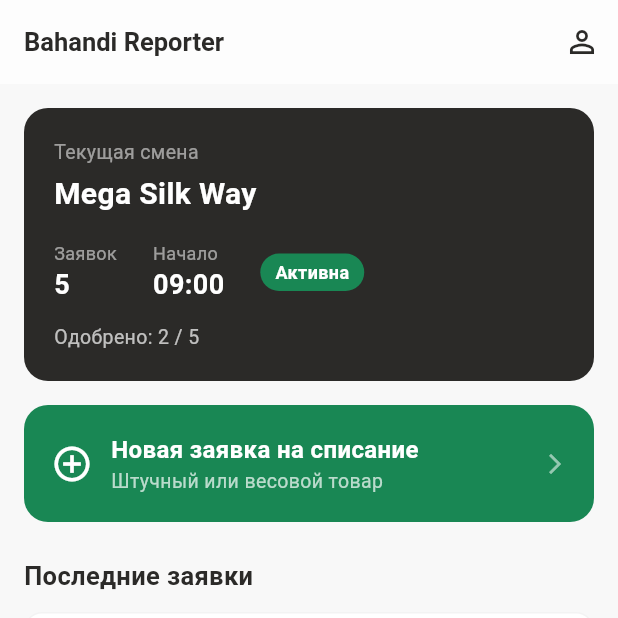
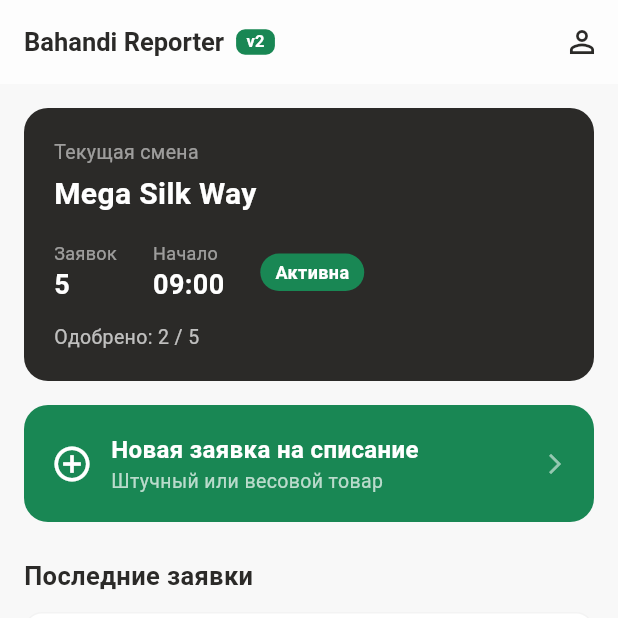
Before and after one commit to an8kk/HackathonProj, a Flutter app: the DashboardScreen screen opened by its route, on a phone screen of 412 x 824 dp, the top half of it. Run offline on Flutter 3.47's test engine with Material 3 defaults, Android fonts, the light colour scheme and no system bars; our stand-ins replace go_router, google_fonts, image_picker, shared_preferences; accounts and stored records are empty.

Commit message:
feat(mobile): v2 — cluster alert, pending timer, repeat request, v2 badge

```diff
--- a/mobile/lib/screens/dashboard_screen.dart
+++ b/mobile/lib/screens/dashboard_screen.dart
@@ -117,12 +117,32 @@
           SliverAppBar(
             floating: true,
             pinned: true,
-            title: Text(
-              'Bahandi Reporter',
-              style: GoogleFonts.golosText(
-                fontWeight: FontWeight.w700,
-                color: BahandiColors.charcoal,
-              ),
+            title: Row(
+              children: [
+                Text(
+                  'Bahandi Reporter',
+                  style: GoogleFonts.golosText(
+                    fontWeight: FontWeight.w700,
+                    color: BahandiColors.charcoal,
+                  ),
+                ),
+                const SizedBox(width: 8),
+                Container(
+                  padding: const EdgeInsets.symmetric(horizontal: 7, vertical: 2),
+                  decoration: BoxDecoration(
+                    color: BahandiColors.green,
+                    borderRadius: BorderRadius.circular(6),
+                  ),
+                  child: Text(
+                    'v2',
+                    style: GoogleFonts.golosText(
+                      fontSize: 11,
+                      fontWeight: FontWeight.w700,
+                      color: Colors.white,
+                    ),
+                  ),
+                ),
+              ],
             ),
             actions: [
               IconButton(
```
